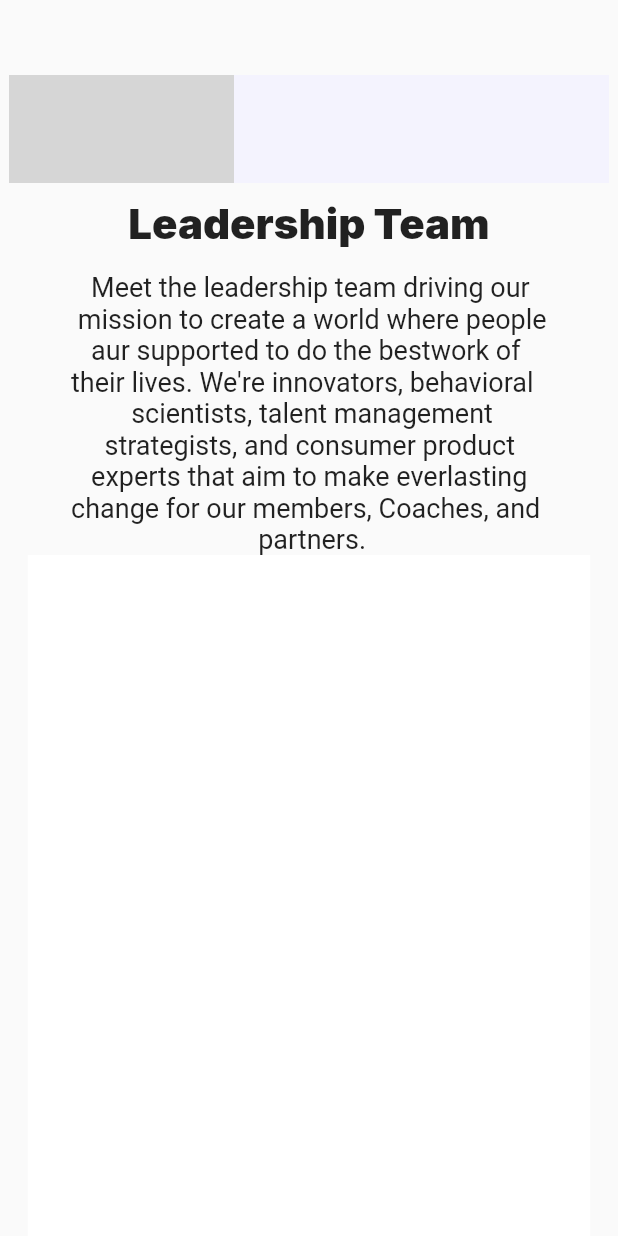
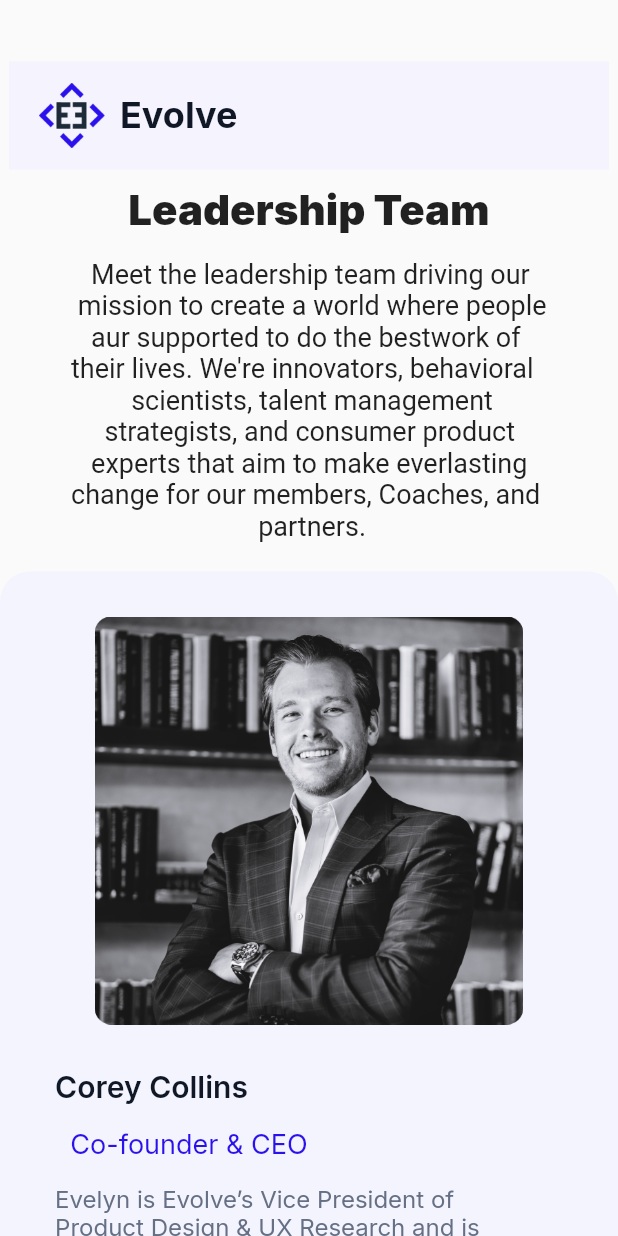
Before and after one commit to Dhruyan/practical-screen, a Flutter app: the FigmaEightScreen screen opened directly, on a phone screen of 412 x 824 dp. Run offline on Flutter 3.47's test engine with Material 2 defaults, Android fonts, the phone set to English and light mode, and no system bars; missing offline and left inert: widget_mask; Roboto replaces fonts that are missing (Inter.thim); grey boxes are pictures that could not be loaded.

Commit message:
2/8/23 changes

```diff
--- a/lib/figma_screen/figma_eight_screen.dart
+++ b/lib/figma_screen/figma_eight_screen.dart
@@ -8,18 +8,11 @@ class FigmaEightScreen extends StatefulWidget {
 }
 
 class _FigmaEightScreenState extends State<FigmaEightScreen> {
-  Map mapdata = {
-    "Color": const Color(0xFF667085),
-    "title": "",
-    "text": "",
-    "detail": "",
-  };
-
   List<Map<String, dynamic>> colortextList = [
     {
       "text": "Corey Collins",
       "title": "Co-founder & CEO",
-      "image": "assets/images/1.png",
+      "image": "assets/images/9 th 2 nd.png",
       "detail": " Evelyn is Evolve’s Vice President of\n "
           "Product Design & UX Research and is\n "
           "responsible for the user experience\n"
@@ -28,7 +21,7 @@ class _FigmaEightScreenState extends State<FigmaEightScreen> {
     {
       "text": "Corey Collins",
       "title": "Chief Brand Officer",
-      "image": "assets/images/2.png",
+      "image": "assets/images/9 th 3 ed.png",
       "detail": " Cindy is Evolve’s Chief Brand Officer.\n "
           "Leading a team of passionate and\n "
           "creative storytellers, communicators,\n"
@@ -37,7 +30,7 @@ class _FigmaEightScreenState extends State<FigmaEightScreen> {
     {
       "text": "Corey Collins",
       "title": "Chief Innovation Officer",
-      "image": "assets/images/image 3 .png",
+      "image": "assets/images/9 th 4 th.png",
       "detail": " Olivia is an MD with honors from Mount\n"
           " Sinai School of Medicine, and a BA\n "
           "summa cum laude from Harvard\n "
@@ -46,7 +39,7 @@ class _FigmaEightScreenState extends State<FigmaEightScreen> {
     {
       "text": "Corey Collins",
       "title": "Chief Technology Officer",
-      "image": "assets/images/image 4.png",
+      "image": "assets/images/9 th 5 th.png",
       "detail": " Zaire heads Evolve’s technology\n "
           "development and is a proven builder of\n "
           "web and mobile products and architect",
@@ -54,7 +47,7 @@ class _FigmaEightScreenState extends State<FigmaEightScreen> {
     {
       "text": "Corey Collins",
       "title": "Chief Growth Officer",
-      "image": "assets/images/image 5.png",
+      "image": "assets/images/9 th 6 th.png",
       "detail": " Sarah is Evolve’s Chief Growth Officer\n "
           "and President of Consumer, where she\n"
           " leads a team responsible.",
@@ -62,7 +55,7 @@ class _FigmaEightScreenState extends State<FigmaEightScreen> {
     {
       "text": "Corey Collins",
       "title": "VP, Business Operation, and GM, EMEA",
-      "image": "assets/images/image 6.png",
+      "image": "assets/images/9 th 7 th.png",
       "detail": " Ron is Evolve’s VP, Business Operation,\n "
           "and GM, EMEA. Ron’s team supports the\n "
           "company’s strategy across Evolve.",
@@ -70,7 +63,7 @@ class _FigmaEightScreenState extends State<FigmaEightScreen> {
     {
       "text": "Corey Collins",
       "title": "VP, Coaching Innovation",
-      "image": "assets/images/image 7.png",
+      "image": "assets/images/9 th 8 th.png",
       "detail": " Giana Aminoff, PsyD is an award-\n"
           " winning author, psychologist, and board-\n"
           " certified leadership Coach with a 20+ \n"
@@ -79,7 +72,7 @@ class _FigmaEightScreenState extends State<FigmaEightScreen> {
     {
       "text": "Corey Collins",
       "title": "VP, Sales, Egypt",
-      "image": "assets/images/image 8.png",
+      "image": "assets/images/9 th 9 th.png",
       "detail": " Preeya is Vice President of Sales, Egypt, \n"
           " leading the customer acquisition \n"
           " organization working with enterprise.",
@@ -87,7 +80,7 @@ class _FigmaEightScreenState extends State<FigmaEightScreen> {
     {
       "text": "Corey Collins",
       "title": "VP, Product Design",
-      "image": "assets/images/image 9.png",
+      "image": "assets/images/9 th 10th.png",
       "detail": " Evelyn is Evolve’s Vice President of \n"
           " Product Design & UX Research and is \n"
           " responsible for the user experience \n"
@@ -97,21 +90,37 @@ class _FigmaEightScreenState extends State<FigmaEightScreen> {
   @override
   Widget build(BuildContext context) {
     return Scaffold(
-      body: Column(
+      body: ListView(
+        scrollDirection: Axis.vertical,
+        children: [
+          Column(
             children: [
               Padding(
-            padding: const EdgeInsets.only(top: 50),
+                padding: const EdgeInsets.only(top: 41),
                 child: Container(
                   height: 72,
                   width: 400,
                   color: const Color(0xFFF4F3FE),
-              child: Padding(
-                padding: const EdgeInsets.only(right: 250),
+                  child: Row(
+                    children: [
+                      Padding(
+                        padding: const EdgeInsets.only(left: 20),
                         child: Image.asset(
-                  "assets/images/Frame 5.png",
-                  height: 72,
-                  width: 116,
+                          "assets/images/9 th 1 st.png",
+                          height: 44,
+                          width: 44,
                         ),
+                      ),
+                      SizedBox(width: 10),
+                      Text(
+                        "Evolve",
+                        style: TextStyle(
+                          fontSize: 24,
+                          fontWeight: FontWeight.bold,
+                          color: Color(0xFF101828),
+                        ),
+                      ),
+                    ],
                   ),
                 ),
               ),
@@ -144,9 +153,10 @@ class _FigmaEightScreenState extends State<FigmaEightScreen> {
                   ),
                 ),
               ),
-          Expanded(
-            child: ListView.builder(
+              ListView.builder(
                 itemCount: 9,
+                shrinkWrap: true,
+                scrollDirection: Axis.vertical,
                 itemBuilder: (context, index) => Padding(
                   padding: const EdgeInsets.only(top: 20),
                   child: Container(
@@ -214,13 +224,14 @@ class _FigmaEightScreenState extends State<FigmaEightScreen> {
                   ),
                 ),
               ),
-          ),
-          Container(
-            height: 588,
-            width: 375,
-            decoration: const BoxDecoration(
-              color: Color(0xFFFFFFFF),
-            ),
+              // Container(
+              //   height: 588,
+              //   width: 375,
+              //   decoration: const BoxDecoration(
+              //     color: Color(0xFFFFFFFF),
+              //   ),
+              // ),
+            ],
           ),
         ],
       ),
--- a/lib/main.dart
+++ b/lib/main.dart
@@ -1,6 +1,6 @@
 import 'package:flutter/material.dart';
 
-import 'figma_screen/sevan_screen.dart';
+import 'figma_screen/figma_eight_screen.dart';
 
 void main() {
   runApp(const MyApp());
@@ -19,7 +19,7 @@ class MyApp extends StatelessWidget {
         fontFamily: "inter",
         primarySwatch: Colors.blue,
       ),
-      home: const SevanScreen(),
+      home: const FigmaEightScreen(),
     );
   }
 }
```
Also changed, not shown: assets/images/9 th 1 st.png (added), assets/images/9 th 10th.png (added), assets/images/9 th 2 nd.png (added), assets/images/9 th 3 ed.png (added), assets/images/9 th 4 th.png (added), assets/images/9 th 5 th.png (added), assets/images/9 th 6 th.png (added), assets/images/9 th 7 th.png (added), 2 other files. Lines whose indentation alone changed are shown as unchanged.
